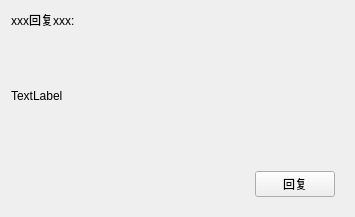
Before: the Qt Designer form client/widgetcomment.ui in seekstar/syncchat, drawn with Qt 5.
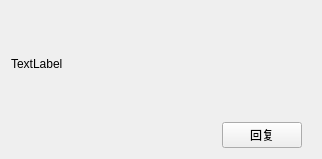
After: the same form once the commit is applied.

Diff of the .ui file:
```diff
--- a/client/widgetcomment.ui
+++ b/client/widgetcomment.ui
@@ -6,27 +6,14 @@
    <rect>
     <x>0</x>
     <y>0</y>
-    <width>355</width>
-    <height>217</height>
+    <width>322</width>
+    <height>159</height>
    </rect>
   </property>
   <property name="windowTitle">
    <string>Form</string>
   </property>
   <layout class="QVBoxLayout" name="verticalLayout">
-   <item>
-    <widget class="QLabel" name="header">
-     <property name="sizePolicy">
-      <sizepolicy hsizetype="Preferred" vsizetype="Maximum">
-       <horstretch>0</horstretch>
-       <verstretch>0</verstretch>
-      </sizepolicy>
-     </property>
-     <property name="text">
-      <string>xxx回复xxx:</string>
-     </property>
-    </widget>
-   </item>
    <item>
     <widget class="QLabel" name="content">
      <property name="text">
@@ -43,6 +30,12 @@
       </sizepolicy>
      </property>
      <layout class="QHBoxLayout" name="horizontalLayout">
+      <property name="topMargin">
+       <number>0</number>
+      </property>
+      <property name="bottomMargin">
+       <number>0</number>
+      </property>
       <item>
        <spacer name="horizontalSpacer">
         <property name="orientation">
```
